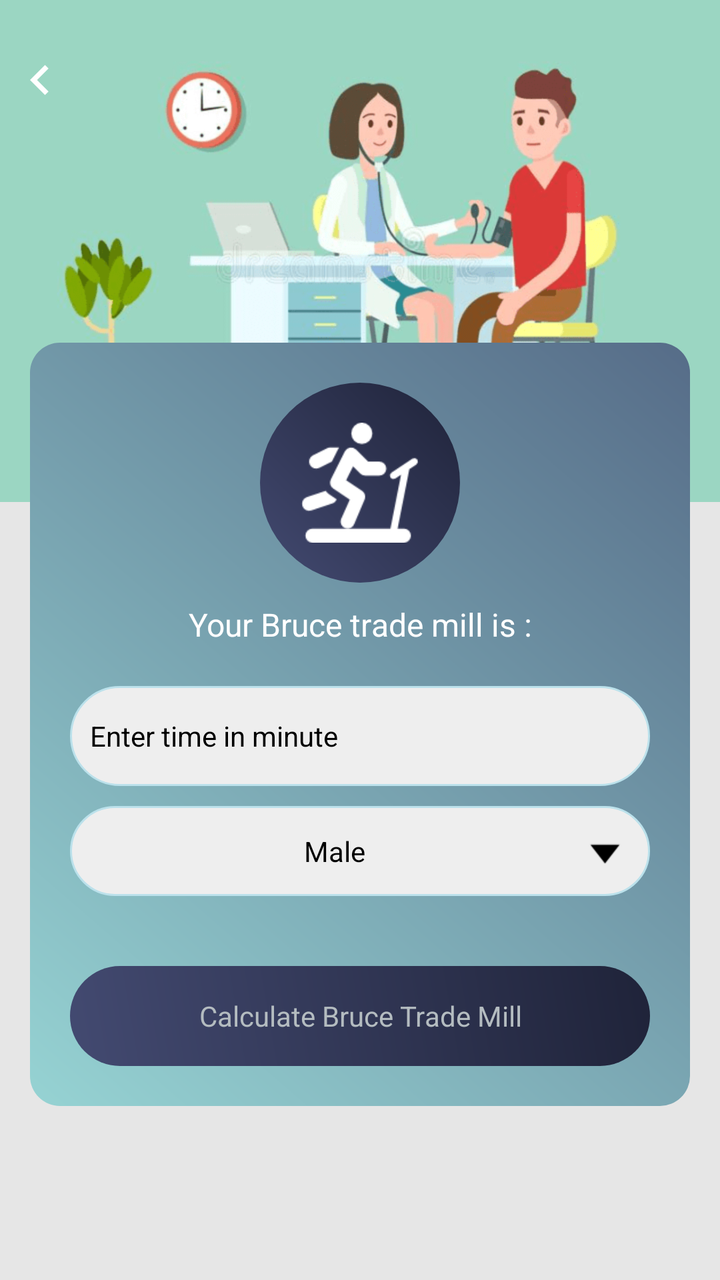
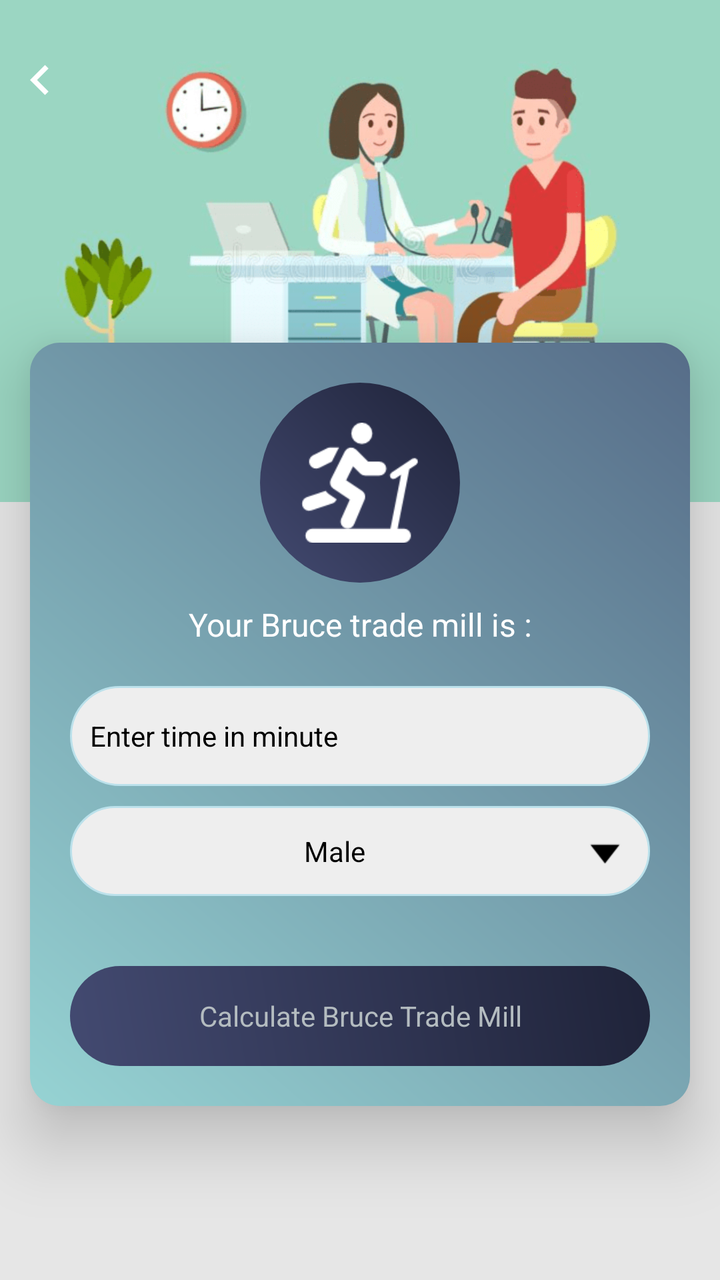

Compare the two renders of this Android layout. The source of the first and the diff that turns it into the second are given below.
<!-- AndroidManifest.xml: application theme AppTheme -->
<!-- res/layout/trademil_calculator.xml -->
<?xml version="1.0" encoding="utf-8"?>
<RelativeLayout xmlns:android="http://schemas.android.com/apk/res/android"
    xmlns:aapt="http://schemas.android.com/aapt"
    xmlns:app="http://schemas.android.com/apk/res-auto"
    android:layout_width="match_parent"
    android:layout_height="match_parent"
    android:background="@color/gray_color">

    <RelativeLayout
        android:id="@+id/banner"
        android:layout_width="match_parent"
        android:layout_height="wrap_content"
        android:background="@mipmap/calculator_banner_2">

    </RelativeLayout>
    <ImageView
        android:id="@+id/iv_back"
        android:layout_width="40dp"
        android:layout_height="40dp"
        android:layout_alignParentLeft="true"
        android:layout_alignParentTop="true"
        android:layout_marginTop="20dp"
        android:padding="5dp"
        android:src="@drawable/ic_chevron_left_white_24dp" />



    <LinearLayout
        android:id="@+id/cardviewone"
        android:layout_marginBottom="60dp"
        android:layout_width="match_parent"
        android:layout_height="wrap_content"
        android:layout_marginLeft="@dimen/text_15"
        android:layout_below="@+id/banner"
        android:layout_marginTop="-80dp"
        android:layout_marginRight="@dimen/text_15"
        android:orientation="horizontal"
        android:background="@drawable/a2_grad_black"
        app:cardElevation="20dip">



        
    <ScrollView
        android:layout_width="match_parent"
        android:layout_height="wrap_content"
        android:layout_above="@+id/normal_ad_include"
        android:layout_below="@+id/tv_trademill">

        <LinearLayout
            android:layout_width="match_parent"
            android:layout_height="wrap_content"
            android:layout_centerInParent="true"
            android:layout_margin="20dp"
            android:orientation="vertical">

            <RelativeLayout
                android:layout_width="match_parent"
                android:layout_above="@+id/cardviewone"

                android:layout_height="wrap_content">
                <RelativeLayout
                    android:id="@+id/rel12"
                    android:layout_width="100dp"
                    android:layout_centerInParent="true"
                    android:background="@drawable/a3_grad"
                    android:layout_height="100dp">

                    <ImageView
                        android:id="@+id/iv_trademill"
                        android:layout_width="60dp"
                        android:layout_height="60dp"
                        android:layout_centerHorizontal="true"
                        android:layout_centerInParent="true"
                        android:src="@drawable/img_bruce_trade_mill" />
                </RelativeLayout>
            </RelativeLayout>


            <TextView
                android:id="@+id/tv_trademill"
                android:layout_width="match_parent"
                android:layout_height="wrap_content"
                android:layout_below="@+id/rel12"
                android:textAlignment="center"
                android:layout_centerHorizontal="true"
                android:layout_margin="10dp"
                android:text="@string/Bruce_trade_mill"
                android:textColor="@color/white"
                android:textSize="@dimen/textsize_16" />

            <EditText
                android:id="@+id/et_minute"
                android:layout_width="match_parent"
                android:layout_height="50dp"
                android:layout_marginBottom="10dp"
                android:layout_marginTop="10dp"
                android:layout_weight="7"
                android:background="@drawable/corner2"
                android:hint="@string/Enter_time_in_minute"
                android:imeOptions="actionNext"
                android:inputType="number"
                android:paddingLeft="10dp"
                android:textColor="@color/black"
                android:textColorHint="@color/black"
                android:textSize="@dimen/textsize_14" />

            <LinearLayout
                android:id="@+id/llbodyfat"
                android:layout_width="match_parent"
                android:layout_height="50dp"
                android:orientation="horizontal">

                <TextView
                    android:id="@+id/tv_genderunit"
                    android:layout_width="0dp"
                    android:layout_height="match_parent"
                    android:layout_weight="7"
                    android:background="@drawable/corner2"
                    android:gravity="fill"
                    android:inputType="numberDecimal"
                    android:paddingLeft="10dp"
                    android:text="@string/Male"
                    android:textColor="@color/black"
                    android:textColorHint="@color/transperent"
                    android:textSize="@dimen/textsize_14"
                    android:visibility="gone" />

                <TextView
                    android:id="@+id/tv_gender"
                    android:layout_width="0dp"
                    android:layout_height="match_parent"
                    android:layout_marginBottom="5dp"
                    android:layout_weight="3"
                    android:background="@drawable/corner2"
                    android:drawableRight="@mipmap/down"
                    android:gravity="center"
                    android:padding="10dp"
                    android:text="@string/Male"
                    android:textColor="@color/black"
                    android:textSize="@dimen/textsize_14" />
            </LinearLayout>

            <TextView
                android:id="@+id/tv_calculate_trademill"
                android:layout_width="match_parent"
                android:layout_height="50dp"
                android:layout_marginTop="30dp"
                android:background="@drawable/a3_grad"
                android:gravity="center"
                android:text="@string/Calculate_Bruce_Trade_Mill"
                android:textColor="@color/textColor"
                android:textColorHint="@color/textColor"
                android:textSize="@dimen/textsize_14" />
        </LinearLayout>
    </ScrollView>

    </LinearLayout>

    <LinearLayout
        android:id="@+id/normal_ad_include"
        android:layout_width="match_parent"
        android:layout_height="wrap_content"
        android:orientation="vertical"
        android:gravity="center"
        android:layout_alignParentBottom="true"/>
</RelativeLayout>
<!-- resources referenced by this layout -->
<resources>
  <color name="black">#000000</color>
  <color name="gray_color">#E6E6E6</color>
  <color name="textColor">#ffb4bcc0</color>
  <color name="transperent">#00ffffff</color>
  <color name="white">#ffffff</color>
  <dimen name="text_15">15sp</dimen>
  <dimen name="textsize_14">14sp</dimen>
  <dimen name="textsize_16">16sp</dimen>
  <!-- drawable a2_grad_black (drawable) -->
  <?xml version="1.0" encoding="utf-8"?>
  <shape xmlns:android="http://schemas.android.com/apk/res/android">
      <gradient
          android:angle="225"
          android:endColor="#96D3D3"
          android:startColor="#566C88" />
  
      <corners android:radius="15dp"/>
  
  </shape>
  <!-- drawable a3_grad (drawable) -->
  <?xml version="1.0" encoding="utf-8"?>
  <shape xmlns:android="http://schemas.android.com/apk/res/android">
  <gradient
      android:angle="225"
      android:endColor="#434A71"
      android:startColor="#1F2339" />
  
  <corners android:radius="200dp"/>
  
  </shape>
  <!-- drawable corner2 (drawable) -->
  <?xml version="1.0" encoding="utf-8"?>
  <shape xmlns:android="http://schemas.android.com/apk/res/android"
      android:shape="rectangle">
  
  
      <stroke
          android:width="1dp"
          android:color="#BBE1EB"/>
  
      <corners android:radius="200dp"/>
  
      <solid
          android:color="#EEEEEE"/>
  
  </shape>
  <!-- drawable ic_chevron_left_white_24dp (drawable) -->
  <vector android:height="24dp" android:tint="#FFFFFF"
      android:viewportHeight="24" android:viewportWidth="24"
      android:width="24dp" xmlns:android="http://schemas.android.com/apk/res/android">
      <path android:fillColor="@android:color/white" android:pathData="M15.41,7.41L14,6l-6,6 6,6 1.41,-1.41L10.83,12z"/>
  </vector>
  <!-- drawable img_bruce_trade_mill: png bitmap (drawable, 1554 bytes) -->
  <!-- mipmap calculator_banner_2: png bitmap (mipmap-xhdpi, 70074 bytes) -->
  <!-- mipmap down: png bitmap (mipmap-xhdpi, 325 bytes) -->
  <string name="Bruce_trade_mill">Your Bruce trade mill is :</string>
  <string name="Calculate_Bruce_Trade_Mill">Calculate Bruce Trade Mill</string>
  <string name="Enter_time_in_minute">Enter time in minute</string>
  <string name="Male">Male</string>
  <style name="AppTheme" parent="Theme.AppCompat.Light.DarkActionBar">
          
          <item name="colorPrimary">@color/colorPrimary</item>
          <item name="colorPrimaryDark">@color/colorPrimaryDark</item>
          <item name="colorAccent">@color/colorAccent</item>
      </style>
  <color name="colorPrimary">#434A71</color>
  <color name="colorPrimaryDark">#1F2339</color>
  <color name="colorAccent">#1F2339</color>
</resources>

<!-- the commit's change to res/layout/trademil_calculator.xml (unified diff, before → after) -->
@@ -36,7 +36,7 @@
         android:layout_marginRight="@dimen/text_15"
         android:orientation="horizontal"
         android:background="@drawable/a2_grad_black"
-        app:cardElevation="20dip">
+        android:elevation="20dp">
 
 
 
